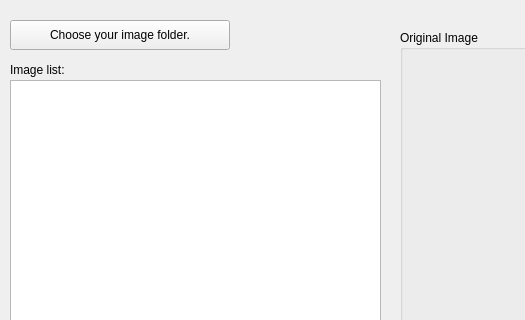
First picture: the form in C1HW04-2018/hw4/widget.ui, repository sopper08/PADIP_HW, before the edit; both pictures show x 0 to 525 and y 0 to 320 of the 1206 by 963 pixel window.
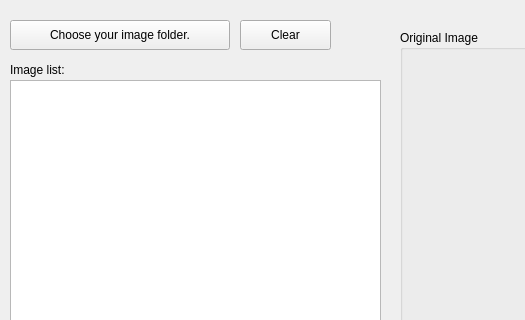
Second picture: the form after the edit. Icons and pictures are not drawn.

Commit message: Finish to part3

Diff of the .ui file:
```diff
--- a/C1HW04-2018/hw4/widget.ui
+++ b/C1HW04-2018/hw4/widget.ui
@@ -1526,6 +1526,19 @@
     </property>
    </widget>
   </widget>
+  <widget class="QPushButton" name="pushButton_Clear">
+   <property name="geometry">
+    <rect>
+     <x>240</x>
+     <y>20</y>
+     <width>91</width>
+     <height>30</height>
+    </rect>
+   </property>
+   <property name="text">
+    <string>Clear</string>
+   </property>
+  </widget>
  </widget>
  <layoutdefault spacing="6" margin="11"/>
  <resources/>
```
The commit also changes 2 other files.
